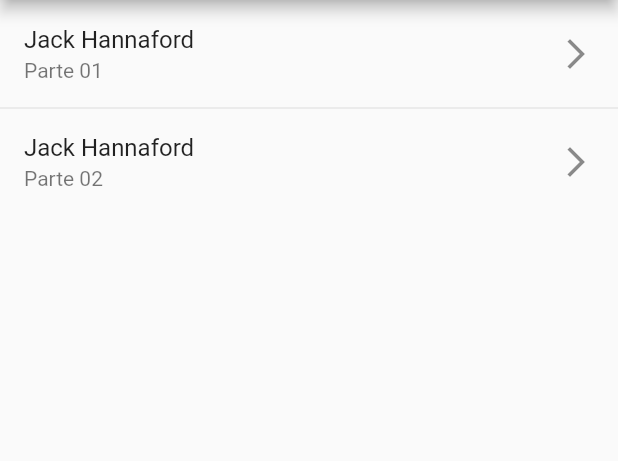
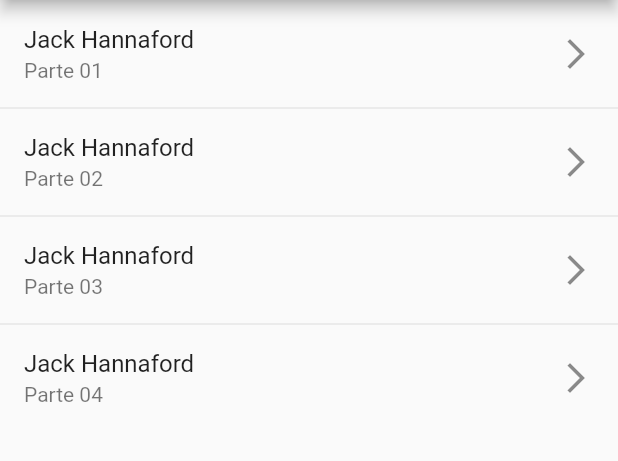
Before and after one commit to brenomachadodomonte/flutter_text_audio, a Flutter app: the screen it shows after launch, on a phone screen of 412 x 824 dp, the part 84-545 px from its top. Run offline on Flutter 3.47's test engine with Material 2 defaults, Android fonts, the phone set to English and light mode, and no system bars; our stand-ins replace audioplayers.

Commit message:
Adding some texts and audios

```diff
--- a/lib/data/data.dart
+++ b/lib/data/data.dart
@@ -15,7 +15,7 @@
     ]
   },
   {
-    'id':1,
+    'id':2,
     'title': 'Jack Hannaford',
     'subtitle': 'Parte 02',
     'en_text': 'Jack looked up at the pale blue sky, and he said, “I came from Heaven.” “My goodness!”, she said. “Did you see my husband there?” (The farmer’s wife was talking about her first husband, the man who had died). “Oh yes, I got to know him well when I was staying in Heaven,” said Jack. “And how is he doing?”, asked the woman. “He is fine,” replied the old soldier. “He works hard sewing and mending clothes for the saints and angels, but even so, he sometimes doesn’t have enough money to eat.” “And did he send me a message?”, she asked. “Yes, he did! That is why I’ve come here. He asked me to bring back some money for him, so that he can spend his days in paradise more comfortably.” On hearing this, the poor woman’s heart almost broke with pity.',
@@ -27,4 +27,30 @@
       {'name': 'Natalie','path': 'audios/2/natalie.mp3'},
     ]
   },
+  {
+    'id':3,
+    'title': 'Jack Hannaford',
+    'subtitle': 'Parte 03',
+    'en_text': '“I’ll give him anything he wants! He’s a good man, God bless him,” she said. Then she went to the chimney where the couple’s savings were kept hidden. She took out two pieces of gold and five pieces of silver, which in those days was a lot of money. She handed everything over to the old soldier and told him to hurry up and give it to her first husband. “I will,” Jack told the woman, “as soon as I return to Heaven.” When the farmer came back, his wife told him all about how a messenger had come from Heaven. She said that the man asked for money for her first husband, who was living and working in Heaven, but who was poor. “You are a foolish woman!” shouted the farmer. “How could you believe such a silly story?” “Well, you are even more foolish,” said the woman, “because you showed me where the money was hidden.” The husband did not agree with what she said, but he did not stay to argue. He hurried off on his horse to try to find the old soldier before he got too far away.',
+    'pt_text': '“Eu vou dar a ele qualquer coisa que ele quiser! Ele é um bom homem, Deus o abençoe”, ela disse. Então ela foi até a chaminé, onde as economias do casal ficavam escondidas. Ela retirou duas moedas de ouro e cinco moedas de prata, o que naqueles dias era muito dinheiro. Ela entregou tudo para o velho soldado e falou para ele se apressar e entregar o dinheiro para seu primeiro marido. “Eu vou”, Jack falou para a mulher, “assim que eu retornar ao céu”. Quando o fazendeiro voltou, sua esposa contou para ele tudo sobre como um mensageiro tinha vindo do céu. Ela disse que o homem pediu dinheiro para seu primeiro marido, que estava morando e trabalhando no céu, mas que era pobre. “Você é uma mulher tola!”, gritou o fazendeiro. “Como você pode acreditar em uma história tão boba?” “Bom, você é ainda mais tolo”, disse a mulher, “Porque você me mostrou onde o dinheiro estava escondido.” O marido não concordou com o que ela disse, mas ele não ficou para discutir. Ele partiu às pressas em seu cavalo para tentar encontrar o velho soldado antes que ele estivesse muito longe.',
+    'audios': [
+      {'name': 'Jake','path': 'audios/3/jake.mp3'},
+      {'name': 'John','path': 'audios/3/john.mp3'},
+      {'name': 'Moira','path': 'audios/3/moira.mp3'},
+      {'name': 'Natalie','path': 'audios/3/natalie.mp3'},
+    ]
+  },
+  {
+    'id':4,
+    'title': 'Jack Hannaford',
+    'subtitle': 'Parte 04',
+    'en_text': '“Jack Hannaford heard the sound of the horse behind him. He knew that the farmer was coming for him and for the money. Quickly, he came up with a plan. He knelt by the side of the road, covered his eyes with one hand, and pointed up to the sky with the other. The farmer soon reached him and asked: “What are you doing here by the side of the road? Why are you protecting your eyes and pointing up to the sky?” “It is amazing! It is God’s work!” shouted the man. “I see a wonderful thing!” “What kind of wonderful thing?” asked the farmer. “A man is walking straight up to Heaven on a rainbow, just as if it were a road.” The farmer looked at the sky, but he could not see the amazing rainbow or the man walking on it. “Here,” said the soldier, “kneel down by the side of the road and look up at the sky like I’m doing.” “I will if you’ll hold my horse,” said the farmer, and he jumped down from his horse. As soon as the farmer knelt down, Jack Hannaford jumped onto the horse and escaped! Now, who do you think was more foolish, the farmer or his wife?',
+    'pt_text': 'Jack Hannaford ouviu o som do cavalo atrás dele. Ele sabia que o fazendeiro estava vindo atrás dele e do dinheiro. Rapidamente, ele bolou um plano. Ele ajoelhou-se ao lado da estrada, cobriu seus olhos com uma mão, e apontou para o céu com a outra. O fazendeiro logo o alcançou e perguntou: “O que você está fazendo aqui ao lado da estrada? Por que você está protegendo os seus olhos e apontando para o céu?”. “É incrível! É uma obra de Deus!”, gritou o homem. “Eu vejo uma coisa maravilhosa!”. “Que tipo de coisa maravilhosa?”, perguntou o fazendeiro. “Um homem está andando diretamente para o céu em um arco-íris, exatamente como se fosse uma estrada.” O fazendeiro olhou para o céu, mas ele não conseguiu ver o incrível arco-íris ou o homem andando sobre ele. “Aqui,”, disse o soldado, ajoelhe- se ao lado da estrada e olhe para o céu como eu estou fazendo.” “Eu vou se você segurar meu cavalo”, disse o fazendeiro, e ele pulou do seu cavalo. Logo que o fazendeiro ajoelhou-se, Jack Hannaford pulou no cavalo e escapou! Agora, quem você acha que foi mais tolo, o fazendeiro ou sua esposa?',
+    'audios': [
+      {'name': 'Jake','path': 'audios/4/jake.mp3'},
+      {'name': 'John','path': 'audios/4/john.mp3'},
+      {'name': 'Moira','path': 'audios/4/moira.mp3'},
+      {'name': 'Natalie','path': 'audios/4/natalie.mp3'},
+    ]
+  },
 ];
```
Also changed, not shown: 8 other files.
